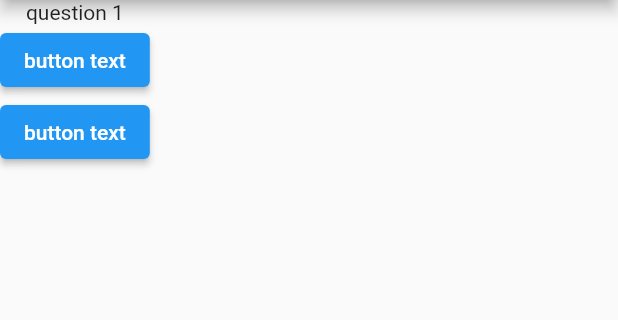
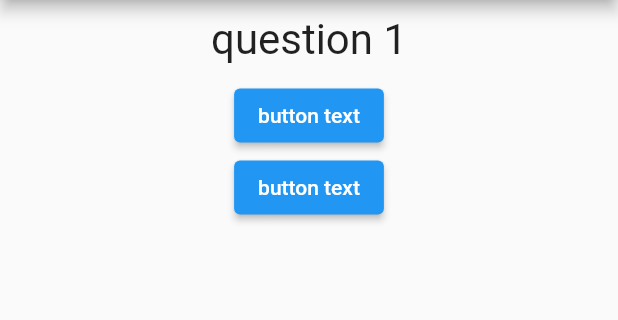
Before and after one commit to Nirol/learn_flutter, a Flutter app: the screen it shows after launch, on a phone screen of 412 x 824 dp, the part 84-404 px from its top. Run offline on Flutter 3.47's test engine with Material 2 defaults, Android fonts, the phone set to English and light mode, and no system bars.

Commit message:
add container with width, margin and child text. the text widget has style fontsize and align center

```diff
--- a/lib/question.dart
+++ b/lib/question.dart
@@ -6,6 +6,14 @@ class Question extends StatelessWidget {
   Question(this.questionsText);
   @override
   Widget build(BuildContext context) {
-    return Text(questionsText);
+    return Container(
+      width: double.infinity,
+      margin: EdgeInsets.all(10),
+      child: Text(
+        questionsText,
+        style: TextStyle(fontSize: 28),
+        textAlign: TextAlign.center,
+      ),
+    );
   }
 }
```
